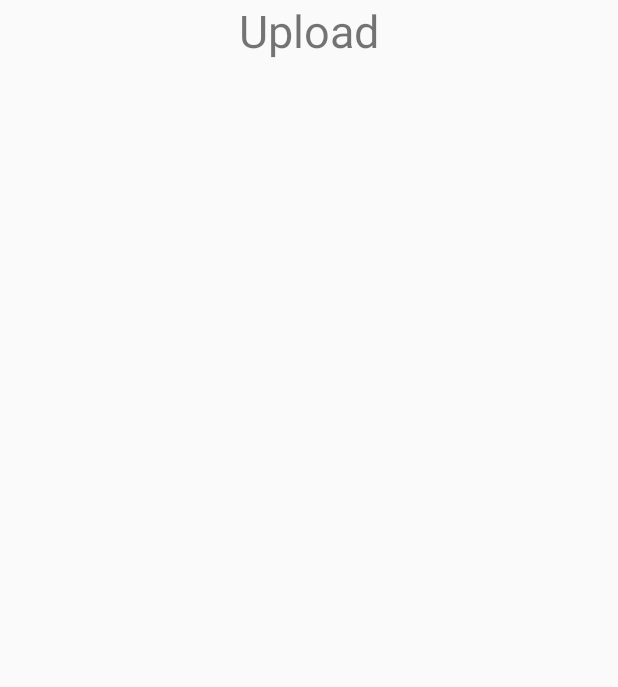
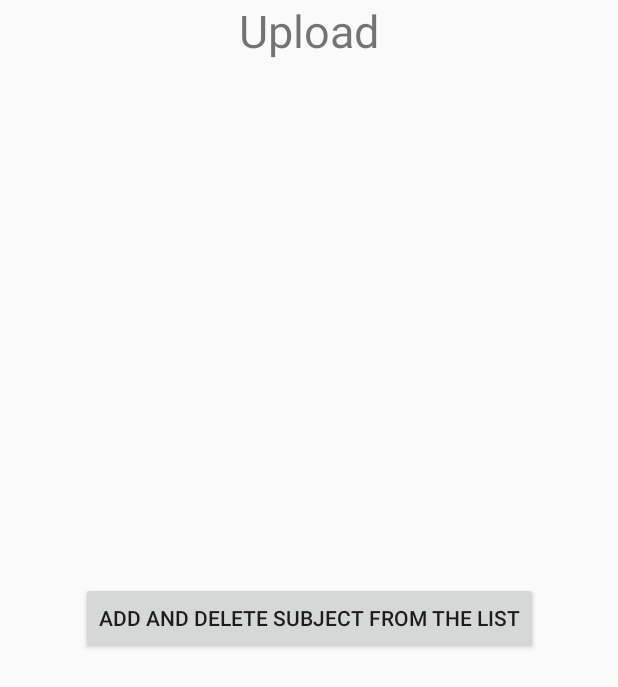
Before and after one commit to harshsshah999/studypdf, an Android app: the layout fragment_upload.xml on its own in the app's theme, with its tools: preview values and no code run, on a phone screen of 412 x 824 dp. Shown: the top 687 px of the screen. Run offline under Robolectric (Android 15) with nearby library versions, the phone set to English and light mode, and no system bars.

```diff
--- a/app/src/main/res/layout/fragment_list.xml
+++ b/app/src/main/res/layout/fragment_list.xml
@@ -6,4 +6,5 @@
     tools:context=".ListFragment">
 
     <include layout="@layout/content_list" />
+
 </FrameLayout>
--- a/app/src/main/res/layout/fragment_upload.xml
+++ b/app/src/main/res/layout/fragment_upload.xml
@@ -1,16 +1,33 @@
 <?xml version="1.0" encoding="utf-8"?>
-<FrameLayout xmlns:android="http://schemas.android.com/apk/res/android"
+<androidx.constraintlayout.widget.ConstraintLayout xmlns:android="http://schemas.android.com/apk/res/android"
+    xmlns:app="http://schemas.android.com/apk/res-auto"
     xmlns:tools="http://schemas.android.com/tools"
+    android:id="@+id/frameLayout5"
     android:layout_width="match_parent"
     android:layout_height="match_parent"
     tools:context=".UploadFragment">
 
     <!-- TODO: Update blank fragment layout -->
     <TextView
-        android:layout_width="match_parent"
-        android:layout_height="match_parent"
+        android:id="@+id/textView13"
+        android:layout_width="0dp"
+        android:layout_height="0dp"
         android:text="Upload"
         android:textAlignment="center"
-        android:textSize="30sp" />
+        android:textSize="30sp"
+        app:layout_constraintBottom_toBottomOf="parent"
+        app:layout_constraintEnd_toEndOf="parent"
+        app:layout_constraintStart_toStartOf="parent"
+        app:layout_constraintTop_toTopOf="parent" />
 
-</FrameLayout>
+    <Button
+        android:id="@+id/AddSub"
+        android:layout_width="wrap_content"
+        android:layout_height="wrap_content"
+        android:text="Add and Delete Subject from the list"
+        app:layout_constraintBottom_toBottomOf="parent"
+        app:layout_constraintEnd_toEndOf="parent"
+        app:layout_constraintStart_toStartOf="parent"
+        app:layout_constraintTop_toTopOf="@+id/textView13" />
+
+</androidx.constraintlayout.widget.ConstraintLayout>
```
Also changed, not shown: app/src/main/AndroidManifest.xml (+5 -3 lines), app/src/main/java/com/app/hardik/studypdf/AddIntoList.kt (added, +61 -0 lines), app/src/main/java/com/app/hardik/studypdf/ListFragment.kt (+9 -1 lines), app/src/main/java/com/app/hardik/studypdf/UploadFragment.kt (+9 -1 lines), app/src/main/res/layout/activity_add_into_list.xml (added, +85 -0 lines).
